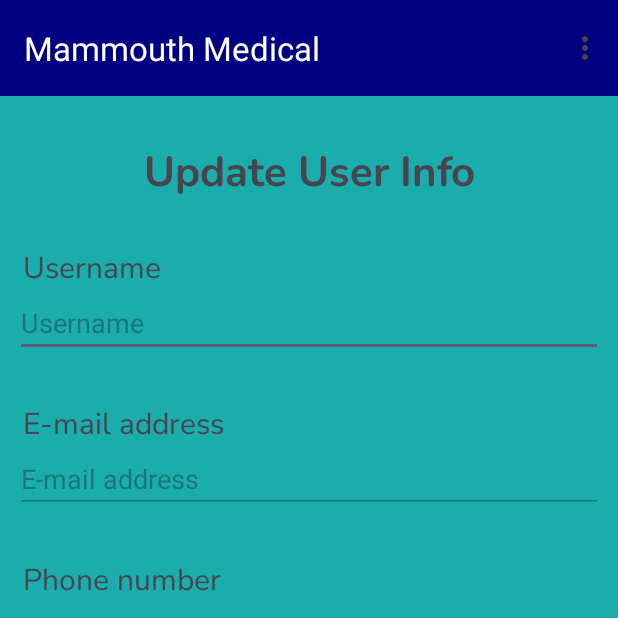
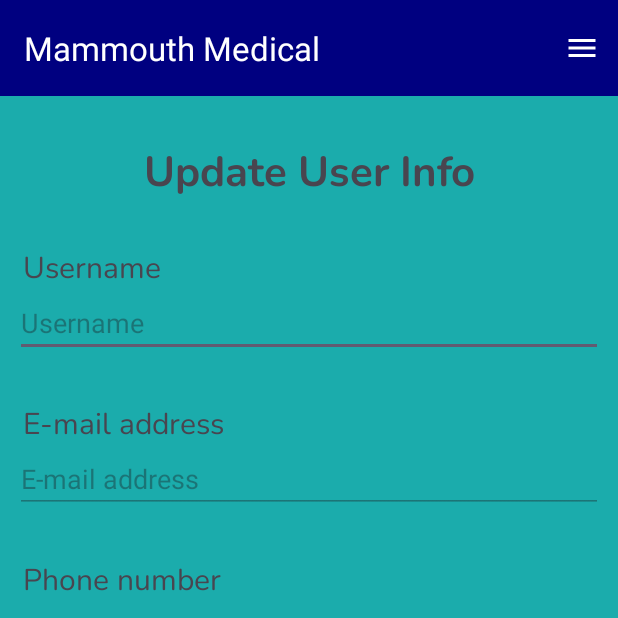
Before and after one commit to Rixhard5/Mammouth-Medical, an Android app: the Profile screen opened directly, with no data from a screen before it, on a phone screen of 412 x 824 dp, the top half of it. Run offline under Robolectric (Android 15) with nearby library versions, the phone set to English and light mode, and no system bars; our stand-ins replace Firebase (no records; nobody signed in at launch, a user with empty details on screens opened directly).

Commit message:
fixes and improvements to menu

```diff
--- /dev/null
+++ b/app/src/main/res/drawable/baseline_home_24.xml
@@ -0,0 +1,5 @@
+<vector xmlns:android="http://schemas.android.com/apk/res/android" android:height="24dp" android:tint="#000000" android:viewportHeight="24" android:viewportWidth="24" android:width="24dp">
+
+    <path android:fillColor="@android:color/white" android:pathData="M10,20v-6h4v6h5v-8h3L12,3 2,12h3v8z"/>
+
+</vector>
--- /dev/null
+++ b/app/src/main/res/drawable/baseline_logout_24.xml
@@ -0,0 +1,5 @@
+<vector xmlns:android="http://schemas.android.com/apk/res/android" android:autoMirrored="true" android:height="24dp" android:tint="#000000" android:viewportHeight="24" android:viewportWidth="24" android:width="24dp">
+
+    <path android:fillColor="@android:color/white" android:pathData="M17,7l-1.41,1.41L18.17,11H8v2h10.17l-2.58,2.58L17,17l5,-5zM4,5h8V3H4c-1.1,0 -2,0.9 -2,2v14c0,1.1 0.9,2 2,2h8v-2H4V5z"/>
+
+</vector>
--- /dev/null
+++ b/app/src/main/res/drawable/baseline_person_24.xml
@@ -0,0 +1,5 @@
+<vector xmlns:android="http://schemas.android.com/apk/res/android" android:height="24dp" android:tint="#000000" android:viewportHeight="24" android:viewportWidth="24" android:width="24dp">
+
+    <path android:fillColor="@android:color/white" android:pathData="M12,12c2.21,0 4,-1.79 4,-4s-1.79,-4 -4,-4 -4,1.79 -4,4 1.79,4 4,4zM12,14c-2.67,0 -8,1.34 -8,4v2h16v-2c0,-2.66 -5.33,-4 -8,-4z"/>
+
+</vector>
--- /dev/null
+++ b/app/src/main/res/drawable/baseline_shop_24.xml
@@ -0,0 +1,5 @@
+<vector xmlns:android="http://schemas.android.com/apk/res/android" android:height="24dp" android:tint="#000000" android:viewportHeight="24" android:viewportWidth="24" android:width="24dp">
+
+    <path android:fillColor="@android:color/white" android:pathData="M16,6L16,4c0,-1.11 -0.89,-2 -2,-2h-4c-1.11,0 -2,0.89 -2,2v2L2,6v13c0,1.11 0.89,2 2,2h16c1.11,0 2,-0.89 2,-2L22,6h-6zM10,4h4v2h-4L10,4zM9,18L9,9l7.5,4L9,18z"/>
+
+</vector>
--- /dev/null
+++ b/app/src/main/res/drawable/baseline_shopping_cart_24.xml
@@ -0,0 +1,5 @@
+<vector xmlns:android="http://schemas.android.com/apk/res/android" android:height="24dp" android:tint="#000000" android:viewportHeight="24" android:viewportWidth="24" android:width="24dp">
+
+    <path android:fillColor="@android:color/white" android:pathData="M7,18c-1.1,0 -1.99,0.9 -1.99,2S5.9,22 7,22s2,-0.9 2,-2 -0.9,-2 -2,-2zM1,2v2h2l3.6,7.59 -1.35,2.45c-0.16,0.28 -0.25,0.61 -0.25,0.96 0,1.1 0.9,2 2,2h12v-2L7.42,15c-0.14,0 -0.25,-0.11 -0.25,-0.25l0.03,-0.12 0.9,-1.63h7.45c0.75,0 1.41,-0.41 1.75,-1.03l3.58,-6.49c0.08,-0.14 0.12,-0.31 0.12,-0.48 0,-0.55 -0.45,-1 -1,-1L5.21,4l-0.94,-2L1,2zM17,18c-1.1,0 -1.99,0.9 -1.99,2s0.89,2 1.99,2 2,-0.9 2,-2 -0.9,-2 -2,-2z"/>
+
+</vector>
--- a/app/src/main/res/menu/main_toolbar.xml
+++ b/app/src/main/res/menu/main_toolbar.xml
@@ -1,18 +1,37 @@
 <?xml version="1.0" encoding="utf-8"?>
-<menu xmlns:android="http://schemas.android.com/apk/res/android">
+<menu xmlns:android="http://schemas.android.com/apk/res/android"
+    xmlns:app="http://schemas.android.com/apk/res-auto">
+    <item
+        android:icon="@drawable/baseline_menu_24"
+        android:title=""
+        app:showAsAction="ifRoom">
+
+        <menu>
             <item
                 android:id="@+id/home_page"
-        android:title="@string/home_page" />
+                android:icon="@drawable/baseline_home_24"
+                android:title="@string/home_page"
+                app:showAsAction="never" />
             <item
                 android:id="@+id/shopping_page"
-        android:title="@string/shopping_page" />
+                android:icon="@drawable/baseline_shop_24"
+                android:title="@string/shopping_page"
+                app:showAsAction="never" />
             <item
                 android:id="@+id/shopping_cart"
-        android:title="@string/shopping_cart" />
+                android:icon="@drawable/baseline_shopping_cart_24"
+                android:title="@string/shopping_cart"
+                app:showAsAction="never" />
             <item
                 android:id="@+id/profile"
-        android:title="@string/profile" />
+                android:icon="@drawable/baseline_person_24"
+                android:title="@string/profile"
+                app:showAsAction="never" />
             <item
                 android:id="@+id/logout"
-        android:title="@string/logout" />
+                android:icon="@drawable/baseline_logout_24"
+                android:title="@string/logout"
+                app:showAsAction="never" />
         </menu>
+    </item>
+</menu>
```
Also changed, not shown: app/src/main/java/com/example/mammouthmedicalpharmacyapp/MainShopList.java (+19 -28 lines). Lines whose indentation alone changed are shown as unchanged.
